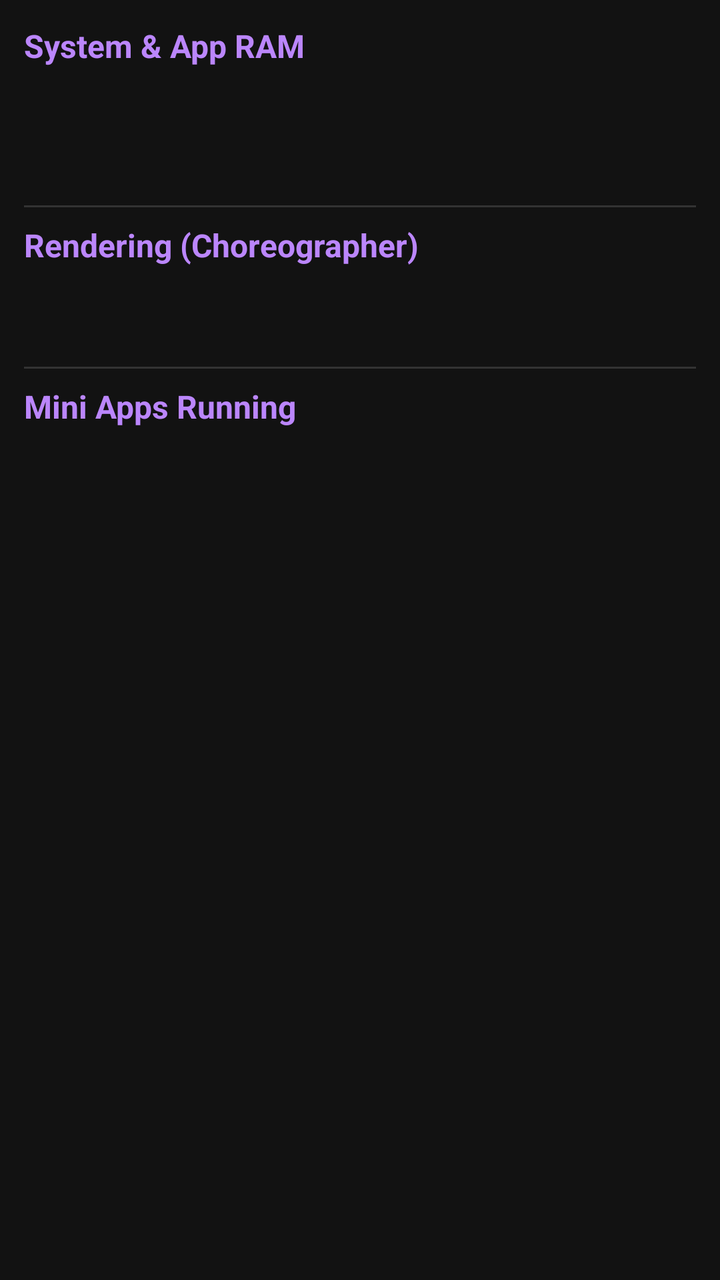
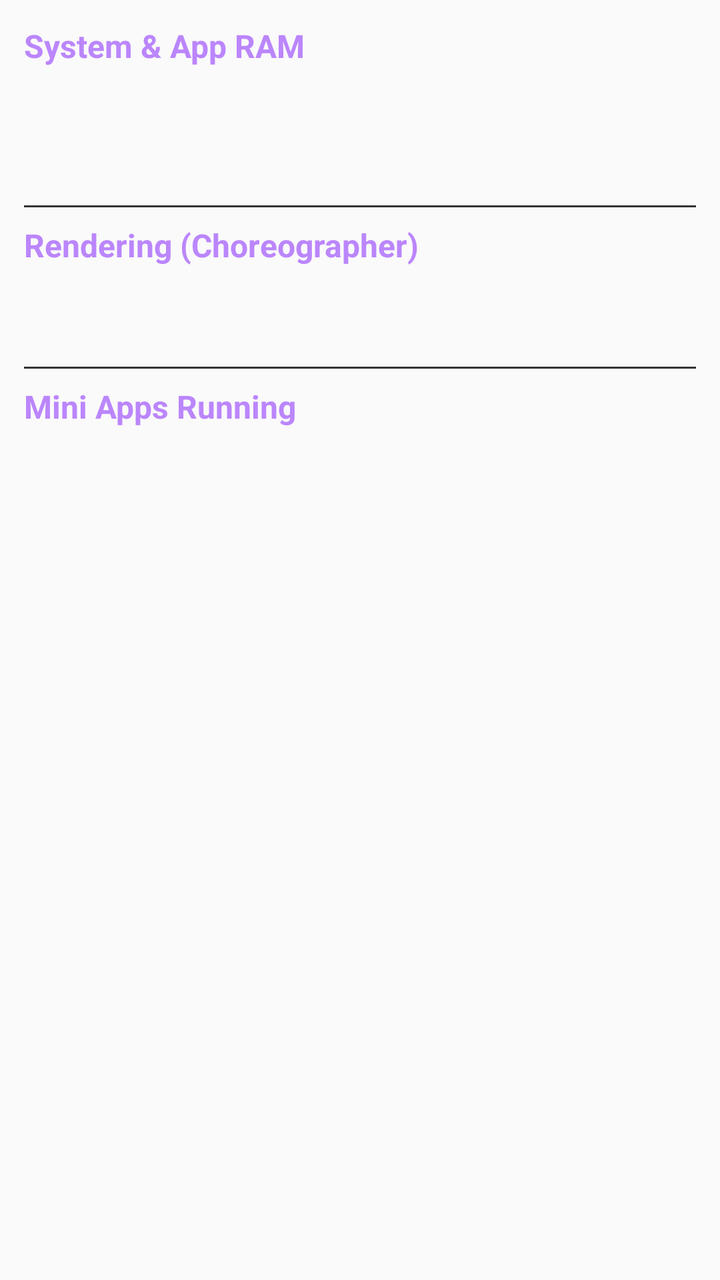

The first picture is an Android layout as it rendered before a commit; the second is the same layout after the commit. The layout source and the unified diff follow.
<!-- AndroidManifest.xml: application theme Theme.LiteReader -->
<!-- res/layout/page_resources_tracker.xml -->
<?xml version="1.0" encoding="utf-8"?>
<LinearLayout xmlns:android="http://schemas.android.com/apk/res/android"
    android:layout_width="match_parent"
    android:layout_height="wrap_content"
    android:orientation="vertical"
    android:background="#121212"
    android:padding="12dp">

    <TextView
        android:layout_width="wrap_content"
        android:layout_height="wrap_content"
        android:text="System &amp; App RAM"
        android:textColor="#BB86FC"
        android:textStyle="bold"
        android:textSize="16sp" />

    <TextView
        android:id="@+id/tv_ram_total"
        android:layout_width="wrap_content"
        android:layout_height="wrap_content"
        android:textColor="#FFFFFF"
        android:layout_marginTop="4dp" />

    <TextView
        android:id="@+id/tv_ram_free"
        android:layout_width="wrap_content"
        android:layout_height="wrap_content"
        android:textColor="#FFFFFF" />

    <TextView
        android:id="@+id/tv_ram_app"
        android:layout_width="wrap_content"
        android:layout_height="wrap_content"
        android:textColor="#FFFFFF" />

    <View
        android:layout_width="match_parent"
        android:layout_height="1dp"
        android:background="#333333"
        android:layout_marginVertical="8dp"/>

    <TextView
        android:layout_width="wrap_content"
        android:layout_height="wrap_content"
        android:text="Rendering (Choreographer)"
        android:textColor="#BB86FC"
        android:textStyle="bold"
        android:textSize="16sp" />

    <TextView
        android:id="@+id/tv_fps"
        android:layout_width="wrap_content"
        android:layout_height="wrap_content"
        android:textColor="#03DAC6"
        android:textStyle="bold"
        android:layout_marginTop="4dp" />

    <TextView
        android:id="@+id/tv_total_frames"
        android:layout_width="wrap_content"
        android:layout_height="wrap_content"
        android:textColor="#FFFFFF" />

    <View
        android:layout_width="match_parent"
        android:layout_height="1dp"
        android:background="#333333"
        android:layout_marginVertical="8dp"/>

    <TextView
        android:layout_width="wrap_content"
        android:layout_height="wrap_content"
        android:text="Mini Apps Running"
        android:textColor="#BB86FC"
        android:textStyle="bold"
        android:textSize="16sp" />

    <androidx.recyclerview.widget.RecyclerView
        android:id="@+id/rv_mini_apps"
        android:layout_width="match_parent"
        android:layout_height="wrap_content"
        android:nestedScrollingEnabled="false"
        android:layout_marginTop="4dp" />

</LinearLayout>
<!-- resources referenced by this layout -->
<resources>
  <style name="Theme.LiteReader" parent="android:Theme.Material.Light.NoActionBar" />
</resources>

<!-- the commit's change to res/layout/page_resources_tracker.xml (unified diff, before → after) -->
@@ -3,7 +3,6 @@
     android:layout_width="match_parent"
     android:layout_height="wrap_content"
     android:orientation="vertical"
-    android:background="#121212"
     android:padding="12dp">
 
     <TextView
